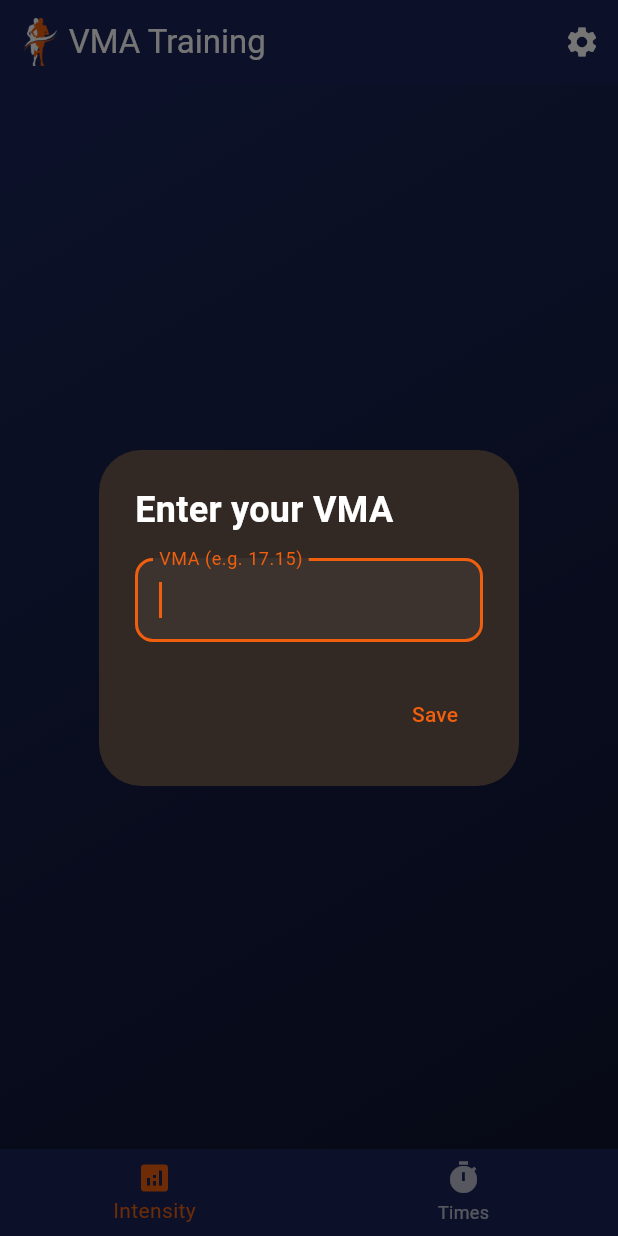
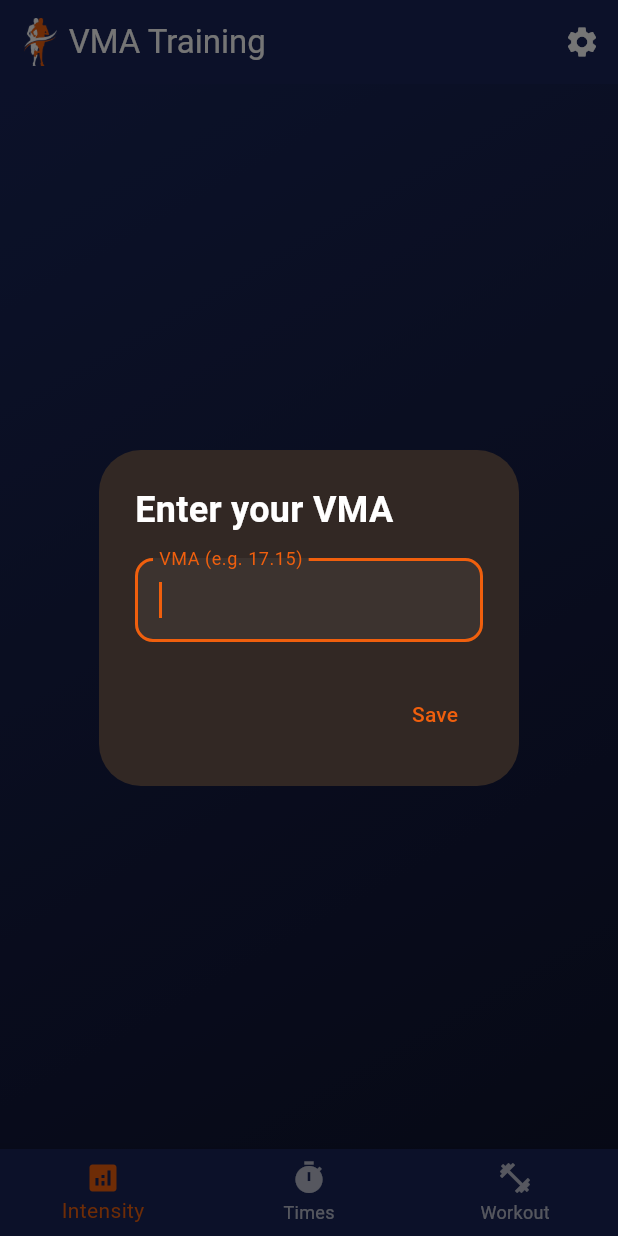
Before and after one commit to lougau92/vma-running, a Flutter app: the screen it shows after launch, on a phone screen of 412 x 824 dp. Run offline on Flutter 3.47's test engine with Material 3 defaults, Android fonts, the phone set to English and light mode, and no system bars; our stand-ins replace shared_preferences.

Commit message:
add training base

```diff
--- a/flutter_application_1/lib/app_localizations.dart
+++ b/flutter_application_1/lib/app_localizations.dart
@@ -59,6 +59,7 @@ class AppLocalizations {
   String get avgPace => _t('avgPace');
   String get timesTab => _t('timesTab');
   String get intensityTab => _t('intensityTab');
+  String get trainingPlanTab => _t('trainingPlanTab');
   String get settingsTab => _t('settingsTab');
   String get language => _t('language');
   String get systemDefault => _t('systemDefault');
--- a/flutter_application_1/lib/l10n/translations_en.dart
+++ b/flutter_application_1/lib/l10n/translations_en.dart
@@ -14,6 +14,7 @@ class TranslationsEn {
     'avgPace': 'Avg pace',
     'timesTab': 'Times',
     'intensityTab': 'Intensity',
+    'trainingPlanTab': 'Workout',
     'settingsTab': 'Settings',
     'language': 'Language',
     'systemDefault': 'System default',
--- a/flutter_application_1/lib/l10n/translations_fr.dart
+++ b/flutter_application_1/lib/l10n/translations_fr.dart
@@ -14,6 +14,7 @@ class TranslationsFr {
     'avgPace': 'Allure moy.',
     'timesTab': 'Chronos',
     'intensityTab': 'Intensité',
+    'trainingPlanTab': 'Entrainement',
     'settingsTab': 'Réglages',
     'language': 'Langue',
     'systemDefault': 'Langue du système',
--- a/flutter_application_1/lib/l10n/translations_nl.dart
+++ b/flutter_application_1/lib/l10n/translations_nl.dart
@@ -14,6 +14,7 @@ class TranslationsNl {
     'avgPace': 'Gem. tempo',
     'timesTab': 'Tijden',
     'intensityTab': 'Intensiteit',
+    'trainingPlanTab': 'Training',
     'settingsTab': 'Instellingen',
     'language': 'Taal',
     'systemDefault': 'Systeemtaal',
--- a/flutter_application_1/lib/vma_home.dart
+++ b/flutter_application_1/lib/vma_home.dart
@@ -14,6 +14,7 @@ import 'vma_settings_page.dart';
 import 'vma_table.dart';
 import 'vma_times_settings_dialog.dart';
 import 'vma_times_table.dart';
+import 'vma_training_plan.dart';
 
 class VmaHomePage extends StatefulWidget {
   const VmaHomePage({
@@ -90,8 +91,10 @@ class _VmaHomePageState extends State<VmaHomePage> {
             child: _vma == null
                 ? Center(child: Text(strings.enterVmaPlaceholder))
                 : _tabIndex == 0
-                    ? _buildPaceBody(strings)
-                    : _buildTimesBody(strings),
+                ? _buildPaceBody(strings)
+                : _tabIndex == 1
+                ? _buildTimesBody(strings)
+                : const VmaTrainingPlan(),
           );
 
     final isDark = Theme.of(context).brightness == Brightness.dark;
@@ -127,12 +130,15 @@ class _VmaHomePageState extends State<VmaHomePage> {
       ),
       body: body,
       bottomNavigationBar: BottomNavigationBar(
-        backgroundColor:
-            isDark ? EnjambeeTheme.navy : Theme.of(context).colorScheme.surface,
-        selectedItemColor:
-            isDark ? EnjambeeTheme.orange : Theme.of(context).colorScheme.primary,
-        unselectedItemColor:
-            isDark ? Colors.white70 : Theme.of(context).colorScheme.onSurface,
+        backgroundColor: isDark
+            ? EnjambeeTheme.navy
+            : Theme.of(context).colorScheme.surface,
+        selectedItemColor: isDark
+            ? EnjambeeTheme.orange
+            : Theme.of(context).colorScheme.primary,
+        unselectedItemColor: isDark
+            ? Colors.white70
+            : Theme.of(context).colorScheme.onSurface,
         currentIndex: _tabIndex,
         onTap: (idx) => setState(() => _tabIndex = idx),
         items: [
@@ -143,6 +149,10 @@ class _VmaHomePageState extends State<VmaHomePage> {
           BottomNavigationBarItem(
             icon: const Icon(Icons.timer),
             label: strings.timesTab,
+          ),
+          BottomNavigationBarItem(
+            icon: const Icon(Icons.fitness_center),
+            label: strings.trainingPlanTab,
           ),
         ],
       ),
@@ -242,6 +252,8 @@ class _VmaHomePageState extends State<VmaHomePage> {
     return Column(
       crossAxisAlignment: CrossAxisAlignment.start,
       children: [
+        _buildVMAHeader(strings),
+        const SizedBox(height: 16),
         Card(
           margin: EdgeInsets.zero,
           child: Padding(
```
Also changed, not shown: flutter_application_1/lib/vma_training_plan.dart (added, +52 -0 lines).
